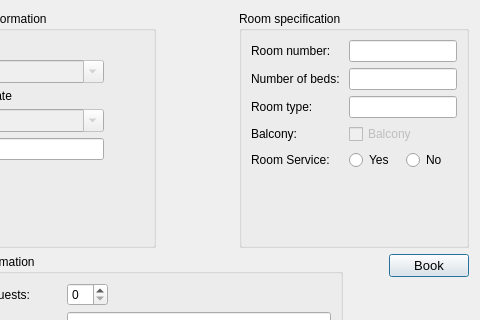
stoptherock1/HSM, file code/qtApp/bookingDialog.ui: the form before one commit; both pictures show x 91 to 571 and y 0 to 320 of the 571 by 501 pixel window.
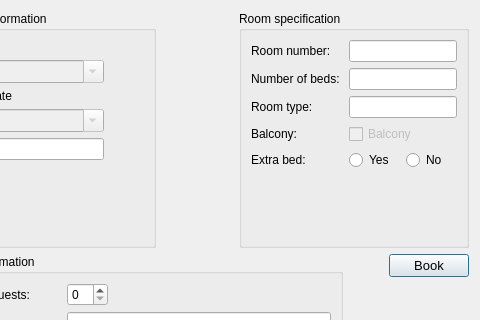
The form after the commit.

The edit to the form file:
```diff
--- a/code/qtApp/bookingDialog.ui
+++ b/code/qtApp/bookingDialog.ui
@@ -189,7 +189,7 @@
         <item row="4" column="0">
          <widget class="QLabel" name="label_17">
           <property name="text">
-           <string>Room Service: </string>
+           <string>Extra bed:</string>
           </property>
          </widget>
         </item>
```
Left out of the diff: 4 changed lines with no effect on the pictures.
